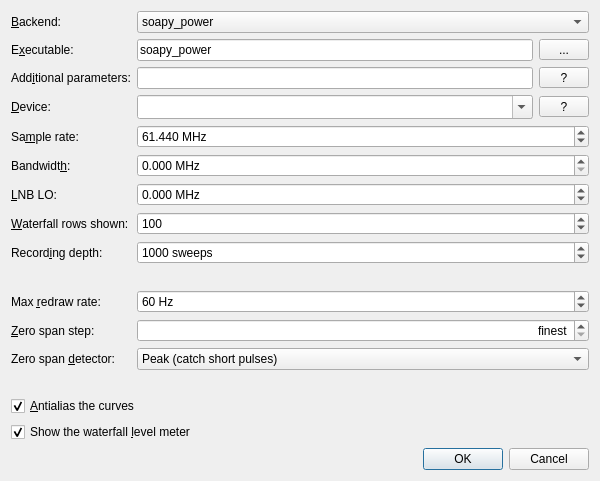
Before: the Qt Designer form qspectrumanalyzer/qspectrumanalyzer_settings.ui in lakjdfalken/qspectrumanalyzer, drawn with Qt 5.
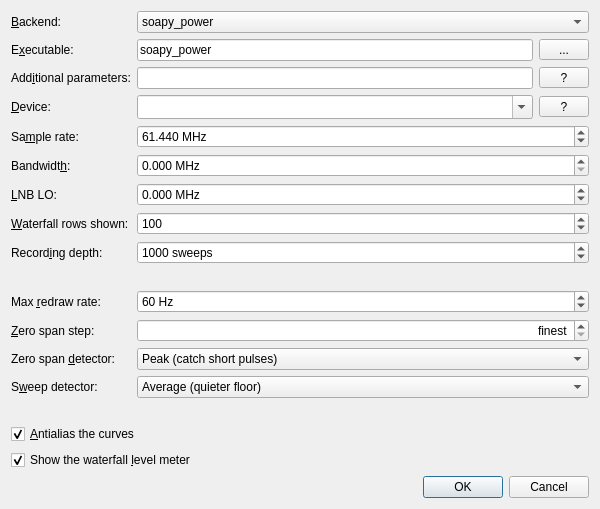
After: the same form once the commit is applied.

Commit message: Make the peak detector reachable, because a survey needed it

```diff
--- a/qspectrumanalyzer/qspectrumanalyzer_settings.ui
+++ b/qspectrumanalyzer/qspectrumanalyzer_settings.ui
@@ -239,6 +239,33 @@
        </item>
       </widget>
      </item>
+     <item row="13" column="0">
+      <widget class="QLabel" name="sweepDetectorLabel">
+       <property name="text">
+        <string>S&amp;weep detector:</string>
+       </property>
+       <property name="buddy">
+        <cstring>sweepDetectorComboBox</cstring>
+       </property>
+      </widget>
+     </item>
+     <item row="13" column="1">
+      <widget class="QComboBox" name="sweepDetectorComboBox">
+       <property name="toolTip">
+        <string>How the frames making up one delivered sweep are combined. Average pulls the noise floor down by the square root of the count and is right for a signal that is always there. Peak keeps the loudest frame instead, so a pulse far shorter than a sweep survives at its own height rather than being spread across the whole average: worth 14 dB on a microsecond pulse, at the cost of a noise floor a few dB higher. Backends that deliver sweeps whole ignore it.</string>
+       </property>
+       <item>
+        <property name="text">
+         <string>Average (quieter floor)</string>
+        </property>
+       </item>
+       <item>
+        <property name="text">
+         <string>Peak (keeps short pulses)</string>
+        </property>
+       </item>
+      </widget>
+     </item>
      <item row="15" column="1">
       <widget class="QLabel" name="tapEstimateLabel">
        <property name="text">
```
Left out of the diff: 1 changed line with no effect on the pictures. The commit also changes 4 other files.
